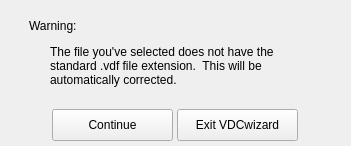
Before: the Qt Designer form apps/vdcwizard/ui/Page2badfile.ui in yyr/vapor, drawn with Qt 5.
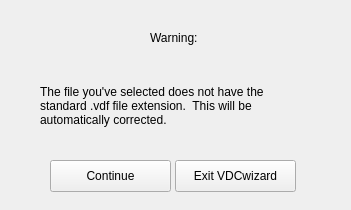
After: the same form once the commit is applied.

Patch:
```diff
--- a/apps/vdcwizard/ui/Page2badfile.ui
+++ b/apps/vdcwizard/ui/Page2badfile.ui
@@ -7,7 +7,7 @@
     <x>0</x>
     <y>0</y>
     <width>351</width>
-    <height>146</height>
+    <height>210</height>
    </rect>
   </property>
   <property name="windowTitle">
@@ -16,8 +16,8 @@
   <widget class="QDialogButtonBox" name="buttonBox">
    <property name="geometry">
     <rect>
-     <x>95</x>
-     <y>109</y>
+     <x>93</x>
+     <y>160</y>
      <width>161</width>
      <height>31</height>
     </rect>
@@ -32,8 +32,8 @@
   <widget class="QLabel" name="label">
    <property name="geometry">
     <rect>
-     <x>29</x>
-     <y>18</y>
+     <x>150</x>
+     <y>30</y>
      <width>62</width>
      <height>16</height>
     </rect>
@@ -45,10 +45,10 @@
   <widget class="QLabel" name="label_2">
    <property name="geometry">
     <rect>
-     <x>50</x>
-     <y>30</y>
+     <x>40</x>
+     <y>60</y>
      <width>271</width>
-     <height>71</height>
+     <height>91</height>
     </rect>
    </property>
    <property name="text">
@@ -61,8 +61,8 @@
   <widget class="QPushButton" name="exitButton">
    <property name="geometry">
     <rect>
-     <x>177</x>
-     <y>109</y>
+     <x>175</x>
+     <y>160</y>
      <width>121</width>
      <height>32</height>
     </rect>
@@ -77,8 +77,8 @@
    </property>
    <property name="geometry">
     <rect>
-     <x>52</x>
-     <y>109</y>
+     <x>50</x>
+     <y>160</y>
      <width>121</width>
      <height>32</height>
     </rect>
```
